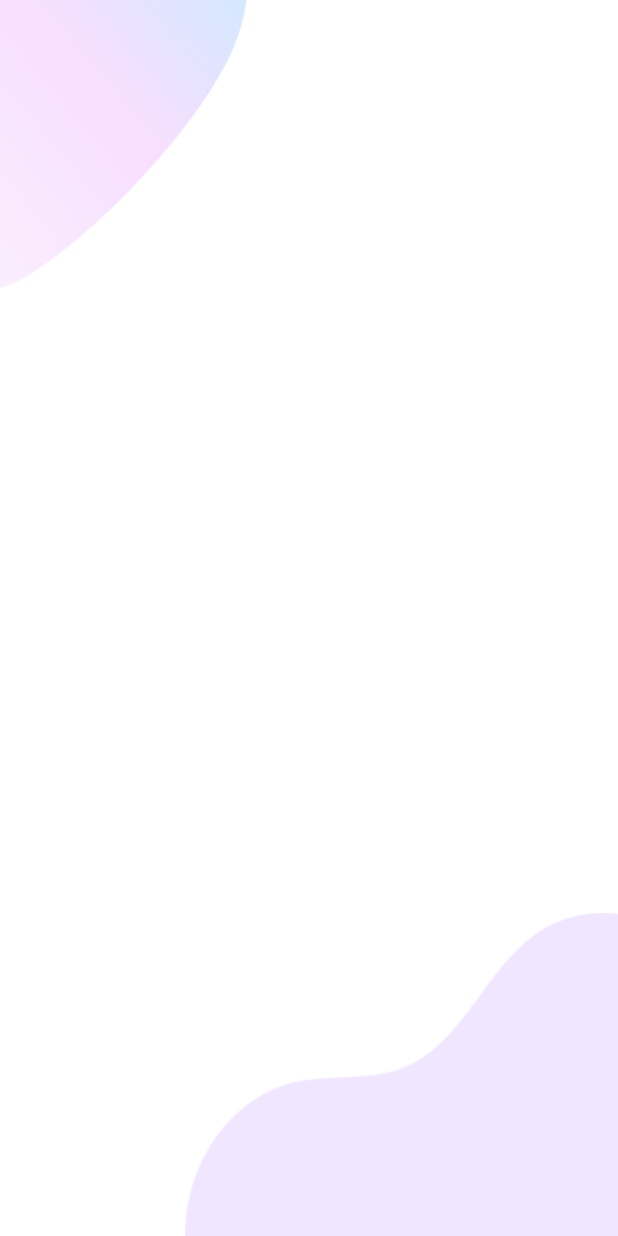
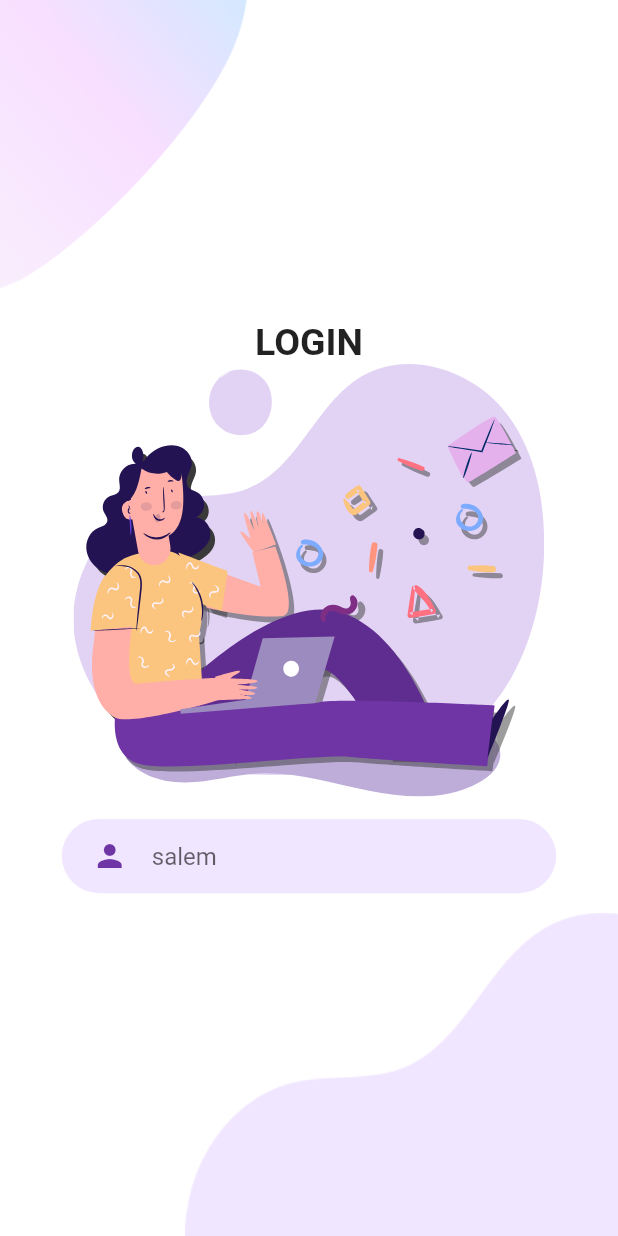
Before and after one commit to salemsifeddine/walid_flutter, a Flutter app: the screen it shows after launch, after a tap on "LOGIN", on a phone screen of 412 x 824 dp. Run offline on Flutter 3.47's test engine with Material 2 defaults, Android fonts, the phone set to English and light mode, and no system bars; our stand-ins replace flutter_svg.

Commit message:
login inputs

```diff
--- /dev/null
+++ b/lib/components/roundedinput.dart
@@ -0,0 +1,32 @@
+import 'package:flutter/material.dart';
+import 'package:walid_flutter/components/textfieldCont.dart';
+import 'package:walid_flutter/constants.dart';
+
+class RoundedInput extends StatelessWidget {
+  final String hintText;
+  final IconData icon;
+  final ValueChanged<String> onChanged;
+  const RoundedInput({
+    Key? key,
+    required this.hintText,
+    required this.icon,
+    required this.onChanged,
+  }) : super(key: key);
+
+  @override
+  Widget build(BuildContext context) {
+    return TextFieldCont(
+      // ignore: prefer_const_constructors
+      child: TextField(
+
+        // ignore: prefer_const_constructors
+        decoration:InputDecoration(
+          // ignore: prefer_const_constructors
+          icon:Icon(icon,color: kprimaryColor,),
+          hintText: hintText,
+          border: InputBorder.none
+          )
+      ),
+    );
+  }
+}
--- /dev/null
+++ b/lib/components/textfieldCont.dart
@@ -0,0 +1,29 @@
+// ignore: file_names
+import 'package:flutter/material.dart';
+import 'package:walid_flutter/constants.dart';
+
+
+class TextFieldCont extends StatelessWidget {
+  final Widget child;
+  const TextFieldCont({
+    Key? key,
+    required this.child
+  }) : super(key: key);
+
+  @override
+  Widget build(BuildContext context) {
+    Size size= MediaQuery.of(context).size;
+    return Container(
+      // ignore: prefer_const_constructors
+      margin: EdgeInsets.symmetric(vertical: 15),
+      // ignore: prefer_const_constructors
+      padding: EdgeInsets.symmetric(horizontal: 20,vertical: 5),
+      decoration: BoxDecoration(
+      color: kprimarylightColor,
+      borderRadius: BorderRadius.circular(29)),
+      width: size.width * 0.8,
+      height: size.height * 0.06,
+      child: child,
+      );
+  }
+}
--- /dev/null
+++ b/lib/screens/Login/Components/Body.dart
@@ -0,0 +1,48 @@
+import 'package:flutter/material.dart';
+import 'package:flutter_svg/flutter_svg.dart';
+import 'package:walid_flutter/components/roundedinput.dart';
+
+import 'package:walid_flutter/constants.dart';
+import 'package:walid_flutter/screens/Login/Components/background.dart';
+
+class Body extends StatelessWidget {
+  const Body({
+    Key? key,
+  }) : super(key: key);
+
+
+
+@override
+Widget build(BuildContext context) {
+  Size size = MediaQuery.of(context).size;
+
+    // ignore: sized_box_for_whitespace, prefer_const_constructors
+    return Backgroud(
+      // ignore: prefer_const_constructors
+      child: Column(
+        mainAxisAlignment: MainAxisAlignment.center,
+        // ignore: prefer_const_literals_to_create_immutables
+        children: [
+          // ignore: prefer_const_constructors
+          Text(
+        "LOGIN",
+        // ignore: prefer_const_constructors
+        style: TextStyle(fontWeight: FontWeight.bold,fontSize: 25)),
+        SvgPicture.asset(
+          "assets/icons/login.svg",
+          width: size.width * 0.8,
+          height: size.height * 0.35,
+          ),
+          // ignore: prefer_const_constructors
+          RoundedInput(
+            hintText: "salem",
+            icon: Icons.person,
+            // ignore: avoid_print
+            onChanged: (value){print(value);}
+          )
+
+        ],
+      )
+    );
+  }
+}
--- /dev/null
+++ b/lib/screens/Login/Components/background.dart
@@ -0,0 +1,43 @@
+import 'package:flutter/material.dart';
+
+
+class Backgroud extends StatelessWidget {
+  final Widget child;
+  const Backgroud({
+    Key? key,
+    required this.child,
+  }) : super(key: key);
+
+
+  @override
+  Widget build(BuildContext context) {
+    Size size = MediaQuery.of(context).size;
+    // ignore: sized_box_for_whitespace
+    return Container(
+      width: double.infinity,
+      height: size.height,
+      child: Stack(
+        alignment: Alignment.center,
+        children: [
+        Positioned(child: Image.asset(
+          "assets/images/main_top.png",
+          width: size.width * 0.4,),
+          top:0,
+          left: 0,
+          ),
+
+        Positioned(child:
+          Image.asset(
+            "assets/images/login_bottom.png",
+            width: size.width * 0.7,
+            ),
+            bottom: 0,
+            right: 0,
+        ),
+        child
+      ],),
+
+
+    );
+  }
+}
--- a/lib/screens/Login/login.dart
+++ b/lib/screens/Login/login.dart
@@ -1,4 +1,7 @@
+// ignore_for_file: prefer_const_constructors
+
 import "package:flutter/material.dart";
+import 'package:walid_flutter/screens/Login/Components/Body.dart';
 
 
 // ignore: use_key_in_widget_constructors
@@ -6,35 +9,11 @@ class LoginScreen extends StatelessWidget {
 
   @override
   Widget build(BuildContext context) {
-    // ignore: prefer_const_constructors, unused_local_variable
-    Size size = MediaQuery.of(context).size;
+
+
     return Scaffold(
       // ignore: sized_box_for_whitespace
-      body:Container(
-        width: double.infinity,
-        height: size.height,
-        // ignore: prefer_const_constructors
-        child: Stack(children: [
-          Positioned(child: Image.asset(
-            "assets/images/main_top.png",
-            width: size.width * 0.4,),
-            top:0,
-            left: 0,
-            ),
-
-          Positioned(child:
-            Image.asset(
-              "assets/images/login_bottom.png",
-              width: size.width * 0.7,
-              ),
-              bottom: 0,
-              right: 0,
-          )
-
-        ],),
-
-
-      ),
+      body:Body(),
     );
   }
 }
```
